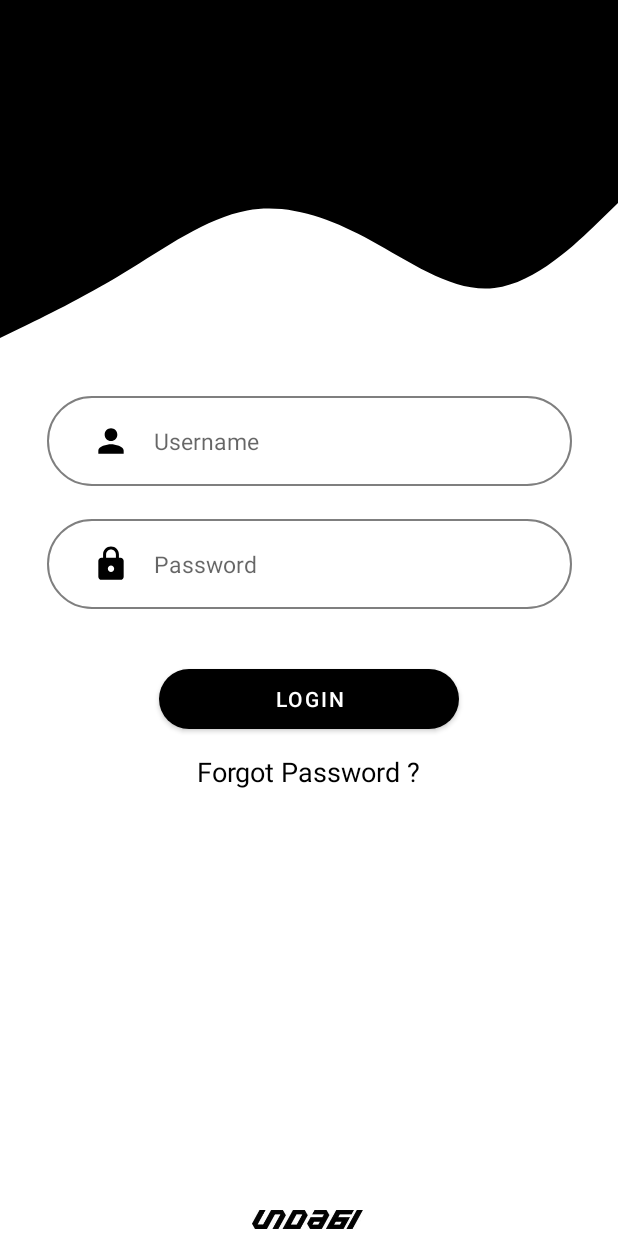
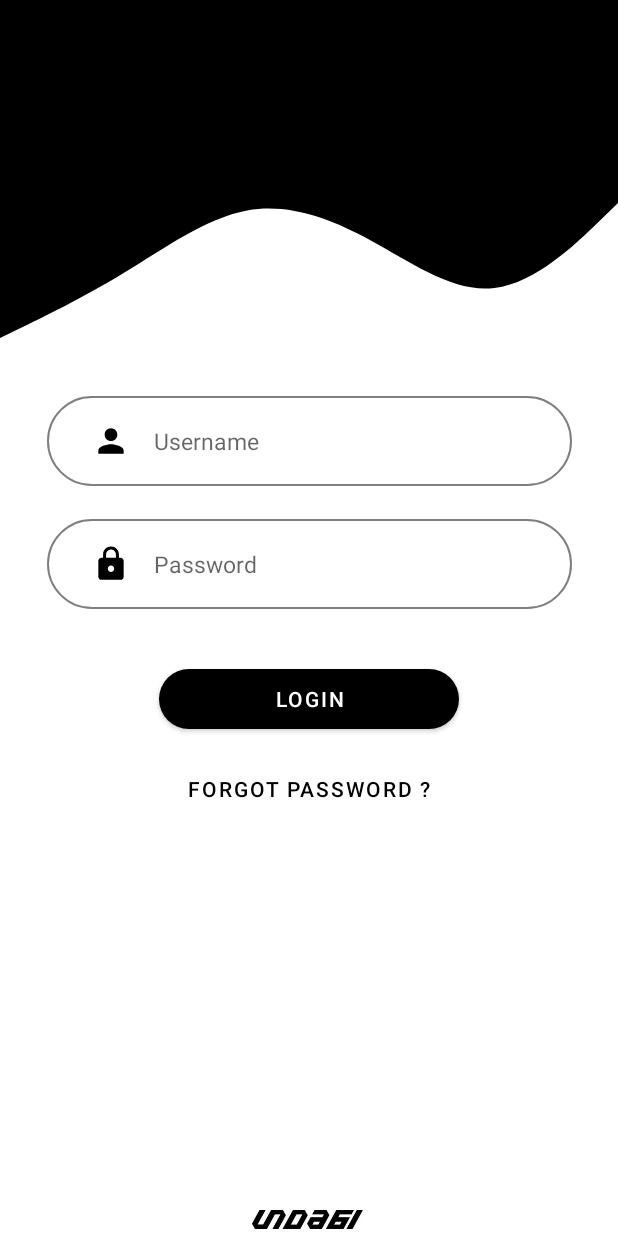
Before and after one commit to RonaldT25/CapstoneAndroid, an Android app: the screen it shows after launch (Login), on a phone screen of 412 x 824 dp. Run offline under Robolectric (Android 15) with nearby library versions, the phone set to English and light mode, and no system bars.

Commit message:
Minor change and Asset cleanup

```diff
--- a/app/src/main/res/layout/activity_login.xml
+++ b/app/src/main/res/layout/activity_login.xml
@@ -83,7 +83,7 @@
         android:layout_margin="40dp"
         android:background="@drawable/round_bg"
         android:text="@string/login"
-        android:textColor="#FFF"
+        android:textColor="@color/white"
         app:layout_constraintEnd_toEndOf="@+id/editTextPassword"
         app:layout_constraintHorizontal_bias="0.491"
         app:layout_constraintStart_toStartOf="@+id/editTextPassword"
@@ -92,16 +92,17 @@
 
 
 
-    <TextView
+    <Button
         android:id="@+id/forgotPassword"
         android:layout_width="wrap_content"
         android:layout_height="wrap_content"
+        android:background="@color/transparent"
         android:layout_marginStart="32dp"
         android:layout_marginTop="16dp"
         android:layout_marginEnd="32dp"
         android:text="@string/forgot_password"
         android:textColor="@color/black"
-        android:textSize="18sp"
+        android:textSize="14sp"
         app:layout_constraintEnd_toEndOf="parent"
         app:layout_constraintStart_toStartOf="parent"
         app:layout_constraintTop_toBottomOf="@+id/btnLogin" />
--- a/app/src/main/res/values/colors.xml
+++ b/app/src/main/res/values/colors.xml
@@ -4,4 +4,5 @@
     <color name="white">#FFFFFFFF</color>
     <color name="colorPrimary">#0099ff</color>
     <color name="translucent_black">#80000000</color>
+    <color name="transparent">#00000000</color>
 </resources>
```
Also changed, not shown: app/src/main/res/drawable/loginbutton.png (deleted).
